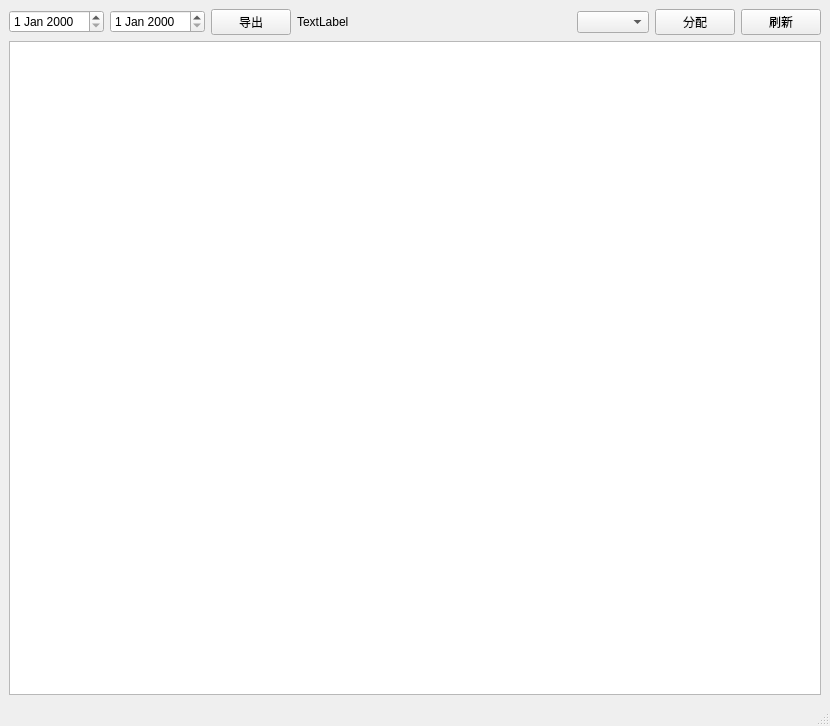
The window that View.ui (gssdromen/BaoXianLiPei) describes before a commit, drawn with Qt 5.
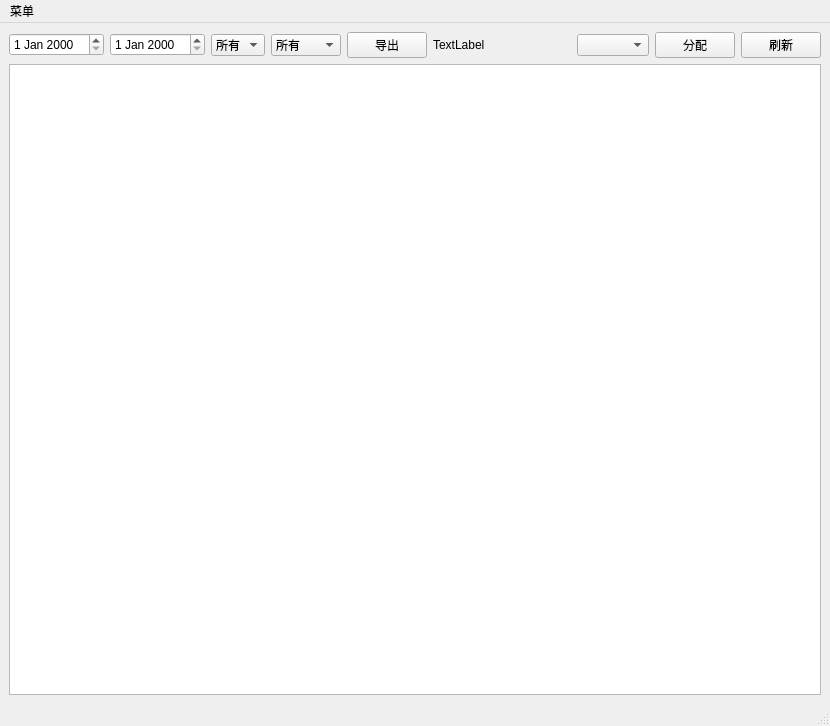
The same window after the commit.

```diff
--- a/View.ui
+++ b/View.ui
@@ -15,10 +15,10 @@
   </property>
   <widget class="QWidget" name="centralwidget">
    <layout class="QGridLayout" name="gridLayout">
-    <item row="0" column="5">
+    <item row="0" column="7">
      <widget class="QComboBox" name="box_supporters"/>
     </item>
-    <item row="0" column="6">
+    <item row="0" column="8">
      <widget class="QPushButton" name="btn_distribute">
       <property name="text">
        <string>分配</string>
@@ -28,7 +28,7 @@
     <item row="0" column="0">
      <widget class="QDateEdit" name="date_start"/>
     </item>
-    <item row="1" column="0" colspan="8">
+    <item row="1" column="0" colspan="10">
      <widget class="QTableWidget" name="table_insurances">
       <property name="editTriggers">
        <set>QAbstractItemView::NoEditTriggers</set>
@@ -38,21 +38,21 @@
     <item row="0" column="1">
      <widget class="QDateEdit" name="date_end"/>
     </item>
-    <item row="0" column="7">
+    <item row="0" column="9">
      <widget class="QPushButton" name="btn_refresh">
       <property name="text">
        <string>刷新</string>
       </property>
      </widget>
     </item>
-    <item row="0" column="2">
+    <item row="0" column="4">
      <widget class="QPushButton" name="btn_export">
       <property name="text">
        <string>导出</string>
       </property>
      </widget>
     </item>
-    <item row="0" column="3" alignment="Qt::AlignRight">
+    <item row="0" column="5" alignment="Qt::AlignRight">
      <widget class="QLabel" name="label_status">
       <property name="sizePolicy">
        <sizepolicy hsizetype="Preferred" vsizetype="Preferred">
@@ -65,7 +65,7 @@
       </property>
      </widget>
     </item>
-    <item row="0" column="4">
+    <item row="0" column="6">
      <spacer name="horizontalSpacer">
       <property name="orientation">
        <enum>Qt::Horizontal</enum>
@@ -78,6 +78,39 @@
       </property>
      </spacer>
     </item>
+    <item row="0" column="2">
+     <widget class="QComboBox" name="box_status">
+      <item>
+       <property name="text">
+        <string>所有</string>
+       </property>
+      </item>
+      <item>
+       <property name="text">
+        <string>提交</string>
+       </property>
+      </item>
+     </widget>
+    </item>
+    <item row="0" column="3">
+     <widget class="QComboBox" name="box_is_express">
+      <item>
+       <property name="text">
+        <string>所有</string>
+       </property>
+      </item>
+      <item>
+       <property name="text">
+        <string>邮寄-否</string>
+       </property>
+      </item>
+      <item>
+       <property name="text">
+        <string>邮寄-是</string>
+       </property>
+      </item>
+     </widget>
+    </item>
    </layout>
   </widget>
   <widget class="QMenuBar" name="menubar">
@@ -89,6 +122,14 @@
      <height>23</height>
     </rect>
    </property>
+   <widget class="QMenu" name="menu">
+    <property name="title">
+     <string>菜单</string>
+    </property>
+    <addaction name="act_cleardb"/>
+    <addaction name="act_clearlog"/>
+   </widget>
+   <addaction name="menu"/>
   </widget>
   <widget class="QStatusBar" name="statusbar"/>
  </widget>
```
Left out of the diff: 10 changed lines with no effect on the pictures.
